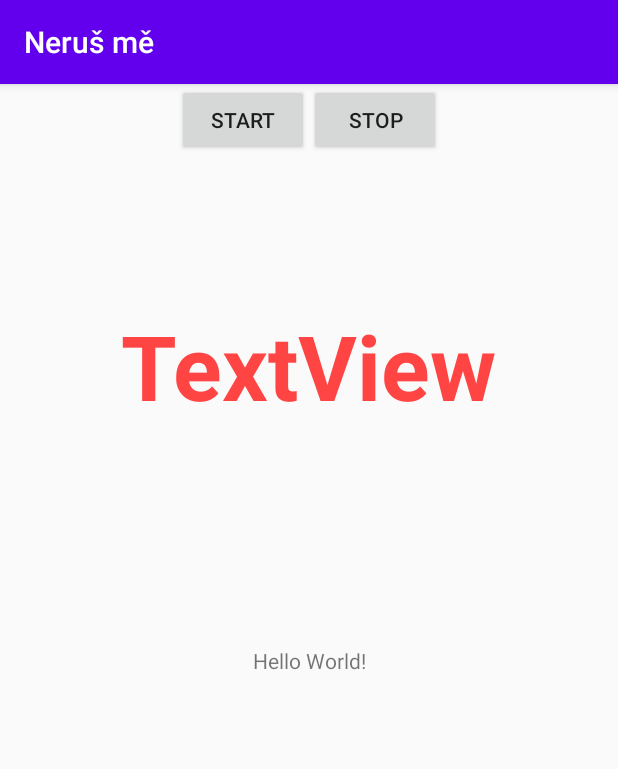
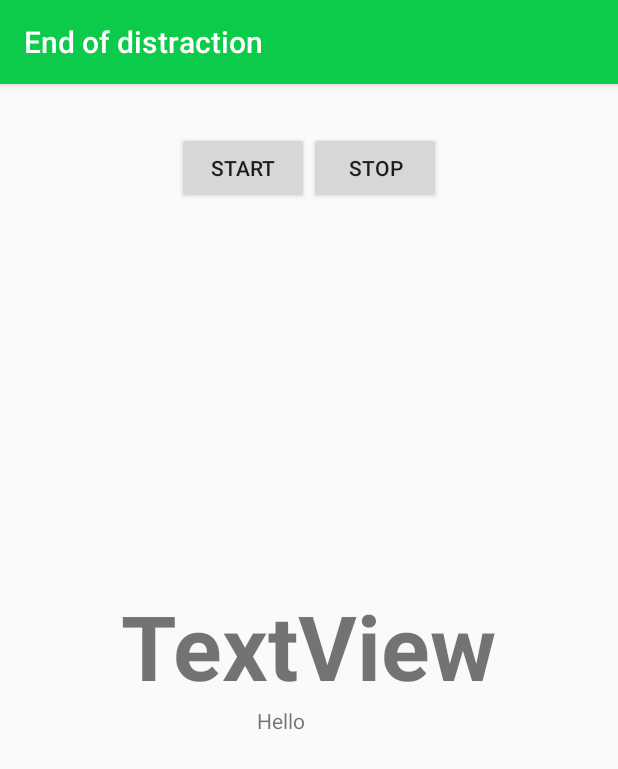
Before and after one commit to OndrejKulhavy/End-of-distraction, an Android app: the screen it shows after launch (MainActivity), on a phone screen of 412 x 824 dp. Shown: the top 769 px of the screen. Run offline under Robolectric (Android 15) with nearby library versions, the phone set to English and light mode, and no system bars.

Commit message:
Zmena barev a názvu aplikace

```diff
--- a/app/build.gradle
+++ b/app/build.gradle
@@ -8,7 +8,7 @@ android {
 
     defaultConfig {
         applicationId "com.example.nerusme"
-        minSdkVersion 26
+        minSdkVersion 28
         targetSdkVersion 29
         versionCode 1
         versionName "1.0"
--- a/app/src/main/AndroidManifest.xml
+++ b/app/src/main/AndroidManifest.xml
@@ -4,6 +4,7 @@
 
     <uses-permission android:name="android.permission.VIBRATE" />
     <uses-permission android:name="android.permission.ACCESS_NOTIFICATION_POLICY" />
+    <uses-permission android:name="android.permission.FOREGROUND_SERVICE"></uses-permission>
 
     <application
         android:name=".NerusmeApp"
--- a/app/src/main/java/com/example/nerusme/MainActivity.kt
+++ b/app/src/main/java/com/example/nerusme/MainActivity.kt
@@ -19,7 +19,6 @@ class MainActivity : AppCompatActivity() {
     override fun onCreate(savedInstanceState: Bundle?) {
         super.onCreate(savedInstanceState)
         setContentView(R.layout.activity_main)
-        setTitle("Neruš mě")
 
         if (!(getSystemService(Context.NOTIFICATION_SERVICE) as NotificationManager).isNotificationPolicyAccessGranted) {
             AlertDialog.Builder(this)
--- a/app/src/main/res/layout/activity_main.xml
+++ b/app/src/main/res/layout/activity_main.xml
@@ -8,44 +8,48 @@
 
     <TextView
         android:id="@+id/velikost"
-        android:layout_width="wrap_content"
-        android:layout_height="wrap_content"
+        android:layout_width="70dp"
+        android:layout_height="17dp"
         android:text="Hello World!"
-        app:layout_constraintBottom_toBottomOf="parent"
-        app:layout_constraintLeft_toLeftOf="parent"
-        app:layout_constraintRight_toRightOf="parent"
-        app:layout_constraintTop_toTopOf="parent" />
+        app:layout_constraintEnd_toEndOf="@+id/popisOrientace"
+        app:layout_constraintStart_toStartOf="@+id/popisOrientace"
+        app:layout_constraintTop_toBottomOf="@+id/popisOrientace" />
 
     <TextView
         android:id="@+id/popisOrientace"
         android:layout_width="wrap_content"
         android:layout_height="wrap_content"
-        android:textColor="@android:color/holo_red_light"
+        android:layout_marginBottom="100dp"
+        android:text="TextView"
         android:textSize="60dp"
         android:textStyle="bold"
-        android:text="TextView"
-        app:layout_constraintBottom_toTopOf="@+id/velikost"
+        app:layout_constraintBottom_toBottomOf="parent"
         app:layout_constraintEnd_toEndOf="parent"
         app:layout_constraintStart_toStartOf="parent"
-        app:layout_constraintTop_toTopOf="parent" />
+        app:layout_constraintTop_toBottomOf="@+id/linearLayout" />
+
     <LinearLayout
+        android:id="@+id/linearLayout"
         android:layout_width="match_parent"
-        android:layout_height="match_parent"
+        android:layout_height="wrap_content"
+        android:layout_marginTop="32dp"
+        android:gravity="center_horizontal"
         android:orientation="horizontal"
-        android:gravity="center_horizontal">
+        app:layout_constraintTop_toTopOf="parent">
 
         <androidx.appcompat.widget.AppCompatButton
             android:id="@+id/startService"
             android:layout_width="wrap_content"
             android:layout_height="wrap_content"
-            android:text="Start"
-            android:onClick="startService"/>
+            android:onClick="startService"
+            android:text="Start" />
+
         <androidx.appcompat.widget.AppCompatButton
             android:id="@+id/stopService"
             android:layout_width="wrap_content"
             android:layout_height="wrap_content"
-            android:text="Stop"
-            android:onClick="stopService"/>
+            android:onClick="stopService"
+            android:text="Stop" />
 
     </LinearLayout>
 
--- a/app/src/main/res/values/colors.xml
+++ b/app/src/main/res/values/colors.xml
@@ -1,6 +1,6 @@
 <?xml version="1.0" encoding="utf-8"?>
 <resources>
-    <color name="colorPrimary">#6200EE</color>
-    <color name="colorPrimaryDark">#3700B3</color>
-    <color name="colorAccent">#03DAC5</color>
+    <color name="colorPrimary">#0cca4a</color>
+    <color name="colorPrimaryDark">#0cca4a</color>
+    <color name="colorAccent">#484d6d</color>
 </resources>
--- a/app/src/main/res/values/strings.xml
+++ b/app/src/main/res/values/strings.xml
@@ -1,3 +1,3 @@
 <resources>
-    <string name="app_name">Neruš mě</string>
+    <string name="app_name">End of distraction</string>
 </resources>
--- a/build.gradle
+++ b/build.gradle
@@ -8,7 +8,7 @@ buildscript {
 
     }
     dependencies {
-        classpath 'com.android.tools.build:gradle:3.6.1'
+        classpath 'com.android.tools.build:gradle:3.6.3'
         classpath "org.jetbrains.kotlin:kotlin-gradle-plugin:$kotlin_version"
 
         // NOTE: Do not place your application dependencies here; they belong
```
